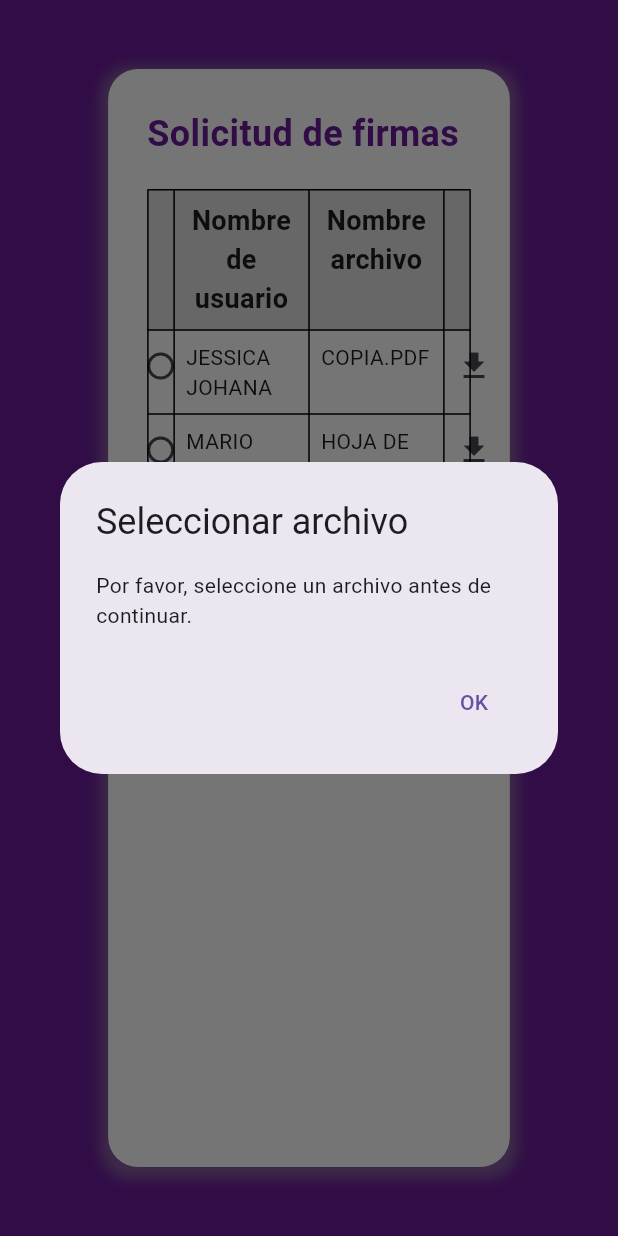
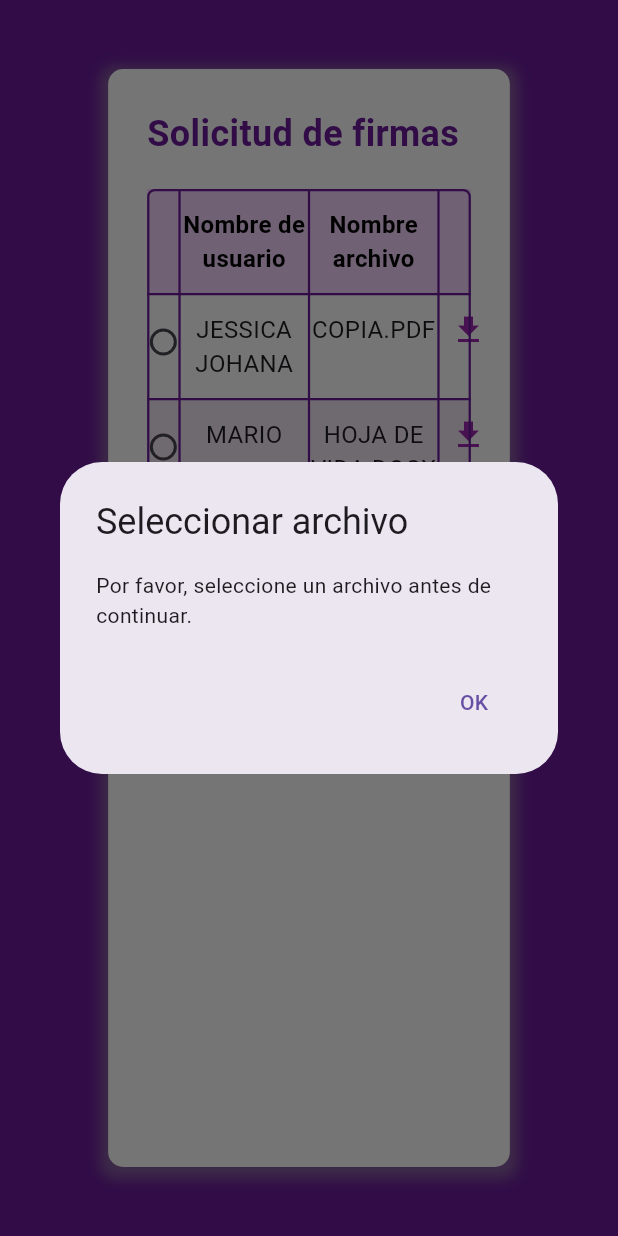
Before and after one commit to mariotr37/taller-1-diplomado, a Flutter app: the SignatureRequestPage screen opened directly, after a tap on the "download" icon, on a phone screen of 412 x 824 dp. Run offline on Flutter 3.47's test engine with Material 3 defaults, Android fonts, the phone set to English and light mode, and no system bars; missing offline and left inert: dart:html, file_selector, flutter_file_downloader.

Commit message:
Improve design

```diff
--- a/front/lib/login_page.dart
+++ b/front/lib/login_page.dart
@@ -1,4 +1,5 @@
 import 'package:flutter/material.dart';
+import 'package:flutter/rendering.dart';
 import 'package:flutter/widgets.dart';
 import 'package:taller_1_diplomado/home_page.dart';
 import 'package:taller_1_diplomado/register_page.dart';
@@ -172,7 +173,14 @@ class _LoginPageState extends State<LoginPage> {
                             style: ElevatedButton.styleFrom(
                               minimumSize: const Size(double.infinity, 50),
                             ),
-                            child: const Center(child: Text('Iniciar sesión')),
+                            child: const Center(
+                                child: Text(
+                              'Iniciar sesión',
+                              style: TextStyle(
+                                fontSize: 16,
+                                fontWeight: FontWeight.bold,
+                              ),
+                            )),
                           ),
                           const SizedBox(height: 10),
                           Center(
--- a/front/lib/register_page.dart
+++ b/front/lib/register_page.dart
@@ -246,7 +246,13 @@ class _RegisterPageState extends State<RegisterPage> {
                         style: ElevatedButton.styleFrom(
                           minimumSize: const Size(double.infinity, 50),
                         ),
-                        child: const Center(child: Text('Registrarse')),
+                        child: const Center(
+                          child: Text(
+                            'Registrarse',
+                            style: TextStyle(
+                                fontSize: 16, fontWeight: FontWeight.bold),
+                          ),
+                        ),
                       ),
                       const SizedBox(height: 20),
                       Center(
--- a/front/lib/signature_request_page.dart
+++ b/front/lib/signature_request_page.dart
@@ -38,7 +38,7 @@ class _SignatureRequestPageState extends State<SignatureRequestPage> {
           margin: const EdgeInsets.all(46.0),
           decoration: BoxDecoration(
             color: Colors.white,
-            borderRadius: BorderRadius.circular(20),
+            borderRadius: BorderRadius.circular(10),
             boxShadow: [
               BoxShadow(
                 color: Colors.grey.withOpacity(0.5),
@@ -60,82 +60,7 @@ class _SignatureRequestPageState extends State<SignatureRequestPage> {
                 ),
               ),
               const SizedBox(height: 20),
-              Table(
-                border: TableBorder.all(color: Colors.black),
-                columnWidths: const {
-                  0: FlexColumnWidth(0.2),
-                  1: FlexColumnWidth(1),
-                  2: FlexColumnWidth(1),
-                  3: FlexColumnWidth(0.2),
-                },
-                children: [
-                  TableRow(
-                    decoration: BoxDecoration(color: Colors.grey[300]),
-                    children: const [
-                      SizedBox.shrink(),
-                      Padding(
-                        padding: EdgeInsets.all(8.0),
-                        child: Text(
-                          'Nombre de usuario',
-                          textAlign: TextAlign.center,
-                          style: TextStyle(
-                            fontSize: 18,
-                            fontWeight: FontWeight.bold,
-                          ),
-                        ),
-                      ),
-                      Padding(
-                        padding: EdgeInsets.all(8.0),
-                        child: Text(
-                          'Nombre archivo',
-                          textAlign: TextAlign.center,
-                          style: TextStyle(
-                            fontSize: 18,
-                            fontWeight: FontWeight.bold,
-                          ),
-                        ),
-                      ),
-                      SizedBox.shrink(),
-                    ],
-                  ),
-                  ...requests.asMap().entries.map((entry) {
-                    int index = entry.key;
-                    Map<String, dynamic> request = entry.value;
-                    return TableRow(
-                      children: [
-                        Radio<int>(
-                          value: index,
-                          groupValue: _selectedRequestIndex,
-                          onChanged: (int? value) {
-                            setState(() {
-                              _selectedRequestIndex = value;
-                            });
-                          },
-                        ),
-                        Padding(
-                          padding: const EdgeInsets.all(8.0),
-                          child: Text(request['userName']),
-                        ),
-                        Padding(
-                          padding: const EdgeInsets.all(8.0),
-                          child: Text(request['fileName']),
-                        ),
-                        IconButton(
-                          icon: const Icon(Icons.download),
-                          onPressed: () {
-                            if (_selectedRequestIndex == null) {
-                              _showSelectionDialog();
-                            } else {
-                              _downloadFile(
-                                  request['fileUrl'], request['fileName']);
-                            }
-                          },
-                        ),
-                      ],
-                    );
-                  }),
-                ],
-              ),
+              _buildRequestTable(),
               const SizedBox(height: 30),
               Center(
                 child: ElevatedButton(
@@ -167,6 +92,106 @@ class _SignatureRequestPageState extends State<SignatureRequestPage> {
           ),
         ),
       ),
+    );
+  }
+
+  Widget _buildRequestTable() {
+    return Table(
+      columnWidths: const {
+        0: FlexColumnWidth(0.1),
+        1: FlexColumnWidth(0.4),
+        2: FlexColumnWidth(0.4),
+        3: FlexColumnWidth(0.1),
+      },
+      border: TableBorder.all(
+        color: Colors.purple[800]!,
+        width: 1.5,
+        borderRadius: BorderRadius.circular(5),
+      ),
+      children: [
+        const TableRow(
+          decoration: BoxDecoration(
+            color: Color.fromARGB(255, 246, 212, 255),
+          ),
+          children: [
+            SizedBox.shrink(),
+            Padding(
+              padding: EdgeInsets.symmetric(vertical: 12.0),
+              child: Text(
+                'Nombre de usuario',
+                textAlign: TextAlign.center,
+                style: TextStyle(
+                  fontSize: 16,
+                  fontWeight: FontWeight.bold,
+                  color: Colors.black,
+                ),
+              ),
+            ),
+            Padding(
+              padding: EdgeInsets.symmetric(vertical: 12.0),
+              child: Text(
+                'Nombre archivo',
+                textAlign: TextAlign.center,
+                style: TextStyle(
+                  fontSize: 16,
+                  fontWeight: FontWeight.bold,
+                  color: Colors.black,
+                ),
+              ),
+            ),
+            SizedBox.shrink(),
+          ],
+        ),
+        ...requests.asMap().entries.map((entry) {
+          int index = entry.key;
+          Map<String, dynamic> request = entry.value;
+          return TableRow(
+            decoration: BoxDecoration(
+              color: index.isEven ? Colors.white : Colors.purple[50],
+            ),
+            children: [
+              Padding(
+                padding: const EdgeInsets.only(top: 8.0),
+                child: Radio<int>(
+                  value: index,
+                  groupValue: _selectedRequestIndex,
+                  onChanged: (int? value) {
+                    setState(() {
+                      _selectedRequestIndex = value;
+                    });
+                  },
+                ),
+              ),
+              Padding(
+                padding: const EdgeInsets.symmetric(vertical: 12.0),
+                child: Text(
+                  request['userName'],
+                  textAlign: TextAlign.center,
+                  style: const TextStyle(fontSize: 16),
+                ),
+              ),
+              Padding(
+                padding: const EdgeInsets.symmetric(vertical: 12.0),
+                child: Text(
+                  request['fileName'],
+                  textAlign: TextAlign.center,
+                  style: const TextStyle(fontSize: 16),
+                ),
+              ),
+              IconButton(
+                icon: const Icon(Icons.download, color: Colors.purple),
+                onPressed: () {
+                  if (_selectedRequestIndex == null) {
+                    _showSelectionDialog();
+                  } else {
+                    _downloadFile(request['fileUrl'], request['fileName']);
+                  }
+                },
+              ),
+            ],
+          );
+        }),
+      ],
     );
   }
 
@@ -215,7 +240,6 @@ class _SignatureRequestPageState extends State<SignatureRequestPage> {
     showDialog(
       context: context,
       builder: (BuildContext context) {
-        // Almacenamos el estado localmente para que no se restablezca al cerrar el diálogo
         XFile? localSelectedFile;
 
         return StatefulBuilder(
@@ -230,7 +254,6 @@ class _SignatureRequestPageState extends State<SignatureRequestPage> {
                     onPressed: () async {
                       const typeGroup = XTypeGroup(
                         label: 'files',
-                        // extensions: ['pdf ', 'docx'],
                       );
                       final XFile? file =
                           await openFile(acceptedTypeGroups: [typeGroup]);
@@ -274,7 +297,6 @@ class _SignatureRequestPageState extends State<SignatureRequestPage> {
                   onPressed: localSelectedFile != null
                       ? () {
                           Navigator.of(context).pop();
-                          // Mostrar el diálogo de éxito en el centro de la pantalla
                           showDialog(
                             context: context,
                             builder: (BuildContext context) {
```
Also changed, not shown: 1 other file.
